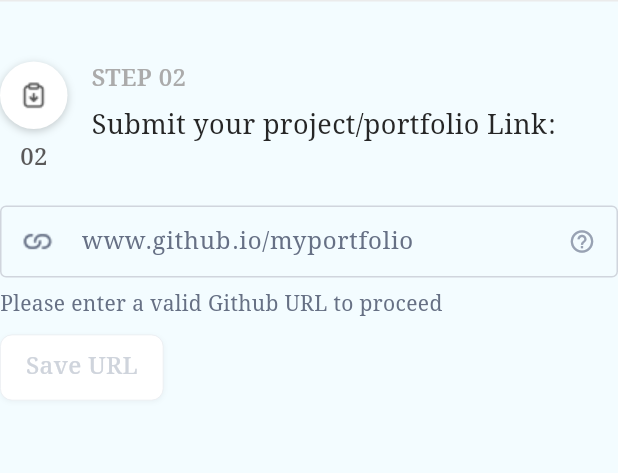
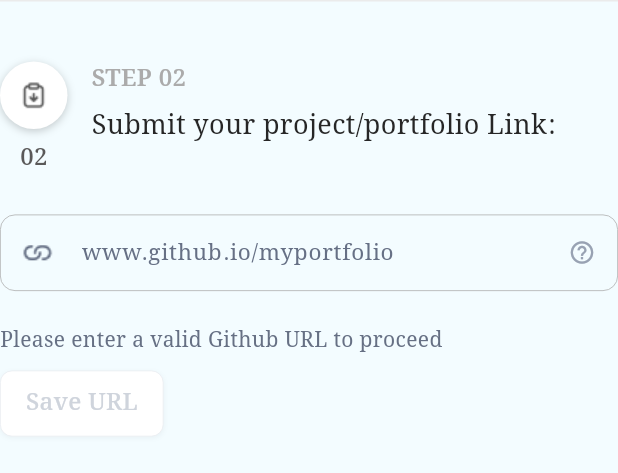
Before and after one commit to nextive-rahim/all_in_one, a Flutter app: the SubmitPortfolioLinkSection widget shown alone on an empty page, opened directly, after a tap on "Save URL", on a phone screen of 412 x 824 dp. Shown: the top 473 px of the screen. Run offline on Flutter 3.47's test engine with Material 3 defaults, Android fonts, the light colour scheme and no system bars; our stand-ins replace dio, file_picker, firebase_core, get, get_storage, logger and 4 more; missing offline and left inert: flutter_pdfview; accounts and stored records are empty; network calls fail.

Commit message:
refactor : Refactor appear test section

```diff
--- a/lib/src/features/authentication/login/view/login_page.dart
+++ b/lib/src/features/authentication/login/view/login_page.dart
@@ -841,7 +841,7 @@ class _LoginPageState extends State<LoginPage> {
               onPressed: () {
                 Navigator.of(context).pop();
               },
-              child: const Text('Cencle'),
+              child: const Text('Cencel'),
             ),
             TextButton(
               onPressed: () {
--- a/lib/src/features/student_module/mobile/appear_test_and_schedule_interview/widget/supmit_portfolio_link_section.dart
+++ b/lib/src/features/student_module/mobile/appear_test_and_schedule_interview/widget/supmit_portfolio_link_section.dart
@@ -3,6 +3,7 @@ import 'package:all_in_one/src/core/utils/image_constant.dart';
 import 'package:all_in_one/src/core/utils/size_config.dart';
 import 'package:all_in_one/src/core/utils/strings.dart';
 import 'package:all_in_one/src/core/utils/util.dart';
+import 'package:all_in_one/src/core/validators/input_form_validators.dart';
 import 'package:all_in_one/src/core/widgets/text_form_field.dart';
 import 'package:all_in_one/src/core/widgets/text_widget.dart';
 import 'package:all_in_one/src/features/student_module/mobile/appear_test_and_schedule_interview/controller/student_interview_request_view_controller.dart';
@@ -98,38 +99,21 @@ class _SubmitPortfolioLinkSectionState
           ],
         ),
         const SizedBox(height: 20),
-        TextFormFieldWidget(
+        OutlinedInputField(
           controller: controller.submitExamLinkController,
-          valtext: AppStrings.commonTextVal,
-          height: 40,
           hintText: "www.github.io/myportfolio",
-          readOnly: false,
-          maxLine: 1,
-          keyType: TextInputType.text,
-          wordLimit: 100,
-          fontFamily: AppStrings.inter,
-          fontSize: 16,
-          fontWeight: FontWeight.w400,
-          onChanged: (value) {
-            controller.submitExamLinkController.text = value;
-            setState(() {});
-          },
-          prefixIcon: Image.asset(
+          validator: InputFieldValidator.name(),
+          prefix: Image.asset(
             ImageConstant.link1,
             color: CommonColor.hintTextColor,
           ),
-          suffixIcon: const Icon(
+          suffix: const Icon(
             Icons.help_outline,
             color: CommonColor.greyColor19,
             size: 18,
           ),
-          onSuffixTap: () {
-            /// hintUsernameHelperText = !hintUsernameHelperText;
-          },
         ),
-        const SizedBox(
-          height: 8,
-        ),
+        const SizedBox(height: 8),
         const TextWidget(
           text: AppStrings.pleaseEnterValidGithubURLProceed,
           color: CommonColor.greyColor20,
@@ -162,6 +146,7 @@ class _SubmitPortfolioLinkSectionState
                   .activeRequistForInterview
                   .value = true;
             }
+            FocusManager.instance.primaryFocus?.unfocus();
           },
           child: Container(
             width: 109,
```
Also changed, not shown: lib/src/features/employee_module/mobile/appear_test_and_schedule_interview/appear_test_and_schedule_interview_mobile.dart (+22 -59 lines), lib/src/features/student_module/mobile/appear_test_and_schedule_interview/widget/exam_link_section.dart (+0 -8 lines), lib/src/features/student_module/mobile/appear_test_and_schedule_interview/widget/submit_exam_result_link_section.dart (+5 -14 lines).
